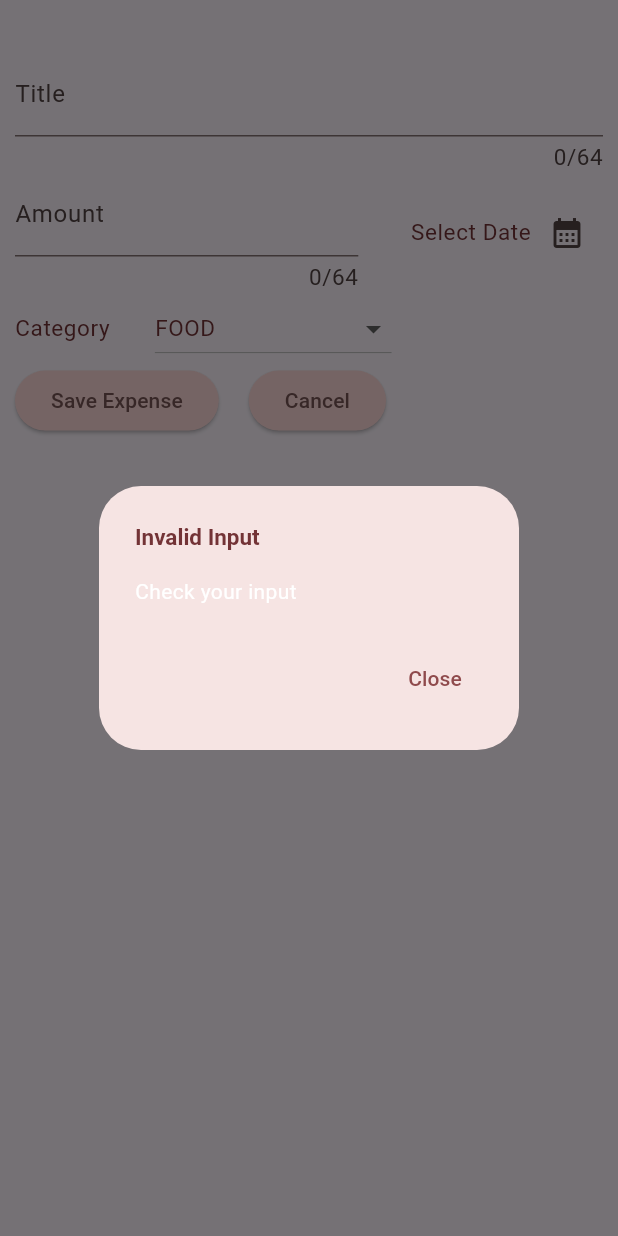
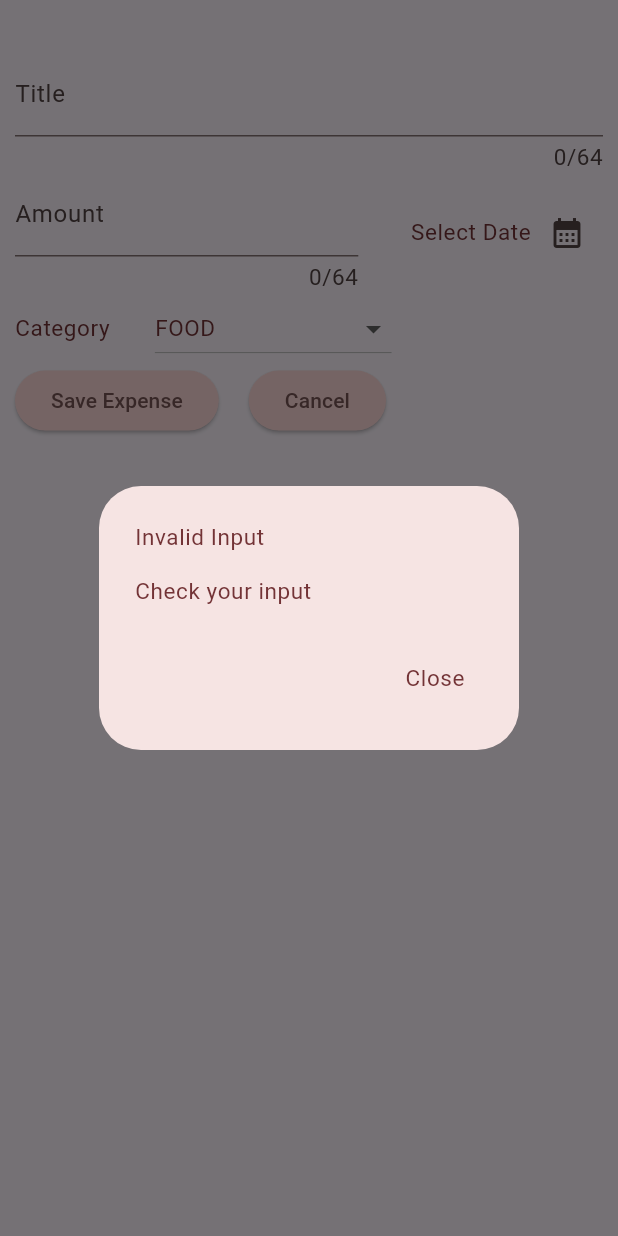
Before and after one commit to PhilBuffalo21/Flutter-Travel-Expenses-app, a Flutter app: what newExpense() shows on an empty page, opened directly with empty values, after a tap on "Save Expense", on a phone screen of 412 x 824 dp. Run offline on Flutter 3.47's test engine with Material 3 defaults, Android fonts, the phone set to English and light mode, and no system bars.

Commit message:
Add a fix to theme on some widgets

```diff
--- a/travel_app/lib/new_expense.dart
+++ b/travel_app/lib/new_expense.dart
@@ -46,14 +46,23 @@ class _newExpense extends State<newExpense> {
       showDialog(
           context: context,
           builder: (dcontext) => AlertDialog(
-                title: const Text('Invalid Input'),
-                content: const Text('Check your input'),
+                title: Text(
+                  'Invalid Input',
+                  style: Theme.of(context).textTheme.bodySmall,
+                ),
+                content: Text(
+                  'Check your input',
+                  style: Theme.of(context).textTheme.bodySmall,
+                ),
                 actions: [
                   TextButton(
                       onPressed: () {
                         Navigator.pop(dcontext);
                       },
-                      child: const Text("Close"))
+                      child: Text(
+                        "Close",
+                        style: Theme.of(context).textTheme.bodySmall,
+                      ))
                 ],
               ));
       return false;
--- a/travel_app/lib/widgets/expensesListWidget.dart
+++ b/travel_app/lib/widgets/expensesListWidget.dart
@@ -17,6 +17,9 @@ class expensesList extends StatelessWidget {
             onDismissed: (direction) =>
                 removeExpenseFunction(allExpenses[index]),
             key: ValueKey(allExpenses[index].id),
+            background: Container(
+              color: Theme.of(context).colorScheme.error,
+            ),
             child: expenseItem(expense: allExpenses[index])));
   }
 }
```
